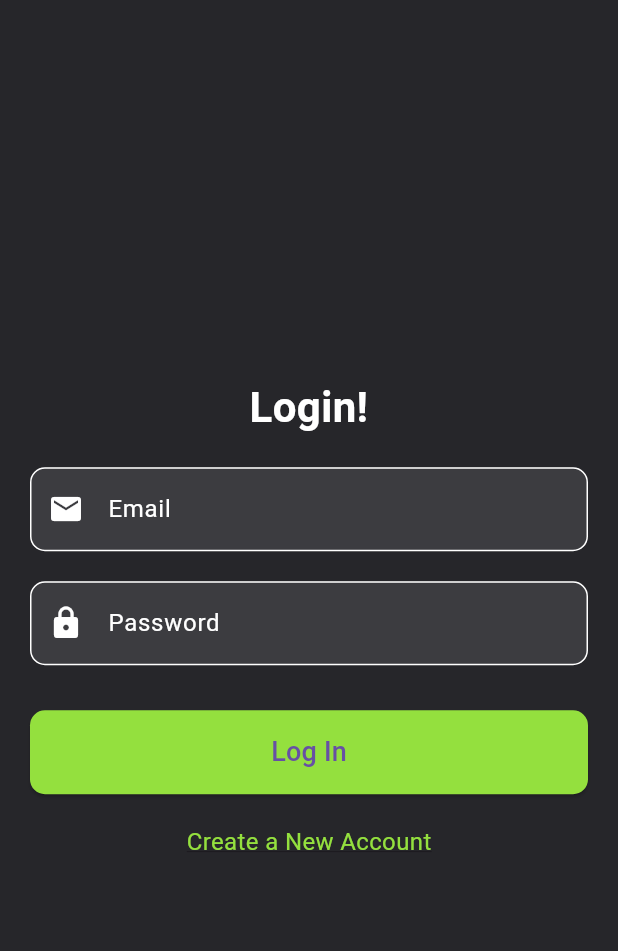
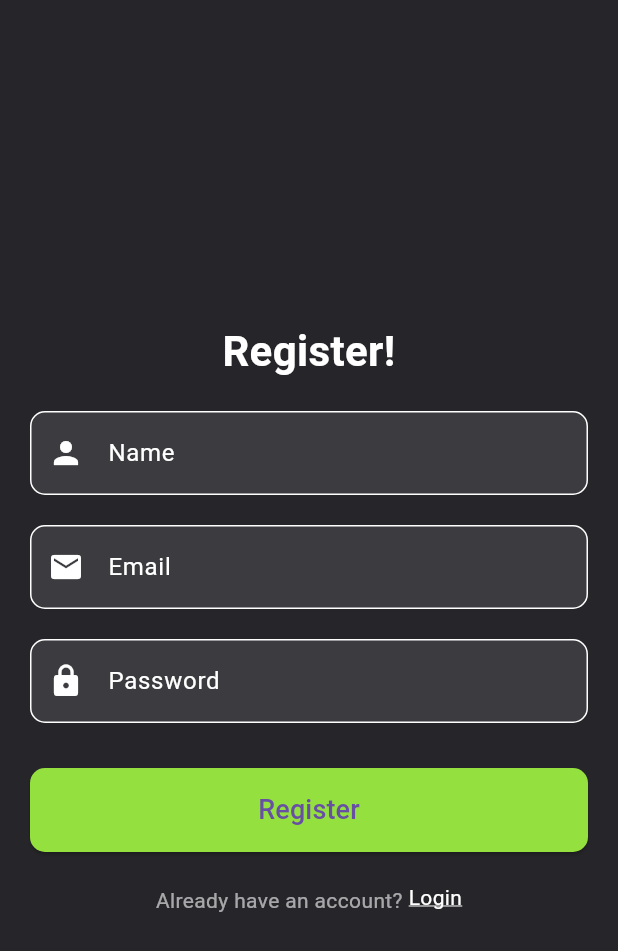
Before and after one commit to tuongkhtn/runmate, a Flutter app: the LoginScreen screen opened by its route, after a tap on "Create a New Account", on a phone screen of 412 x 824 dp. Shown: the top 951 px of the screen. Run offline on Flutter 3.47's test engine with Material 3 defaults, Android fonts, the phone set to English and light mode, and no system bars; our stand-ins replace cloud_firestore, firebase_core; accounts and stored records are empty.

Commit message:
add login and register scren

```diff
--- a/lib/features/auth/screens/login_screen.dart
+++ b/lib/features/auth/screens/login_screen.dart
@@ -96,15 +96,15 @@ class LoginScreen extends StatelessWidget {
               Center(
                 child: GestureDetector(
                   onTap: () {
-                    // TODO: Điều hướng đến màn hình đăng ký
                     Navigator.pushNamed(context, '/register');
                   },
                   child: const Text(
                     'Create a New Account',
                     style: TextStyle(
-                      color: kPrimaryColor,
+                      color: Colors.white,
                       fontSize: 16,
                       decoration: TextDecoration.underline,
+                      decorationColor: Colors.white,
                     ),
                   ),
                 ),
--- /dev/null
+++ b/lib/features/auth/screens/register_screen.dart
@@ -0,0 +1,216 @@
+import "package:flutter/material.dart";
+import "../../../common/utils/constants.dart";
+
+class RegisterScreen extends StatefulWidget {
+  const RegisterScreen({super.key});
+
+  @override
+  State<RegisterScreen> createState() => _RegisterScreenState();
+}
+
+class _RegisterScreenState extends State<RegisterScreen> {
+  final _formKey = GlobalKey<FormState>();
+
+  // Controllers cho các trường nhập liệu
+  final TextEditingController _nameController = TextEditingController();
+  final TextEditingController _emailController = TextEditingController();
+  final TextEditingController _passwordController = TextEditingController();
+
+  @override
+  void dispose() {
+    _nameController.dispose();
+    _emailController.dispose();
+    _passwordController.dispose();
+    super.dispose();
+  }
+
+  // Hàm xử lý khi nhấn "Register"
+  void _register() {
+    if (_formKey.currentState!.validate()) {
+      // Form hợp lệ, xử lý đăng ký ở đây
+      print("Name: ${_nameController.text}");
+      print("Email: ${_emailController.text}");
+      print("Password: ${_passwordController.text}");
+    }
+  }
+
+  @override
+  Widget build(BuildContext context) {
+    return Scaffold(
+      body: Container(
+        color: kSecondaryColor,
+        child: Padding(
+          padding: const EdgeInsets.all(20.0),
+          child: Form(
+            key: _formKey,
+            child: Column(
+              mainAxisAlignment: MainAxisAlignment.center,
+              crossAxisAlignment: CrossAxisAlignment.stretch,
+              children: [
+                const Text(
+                  "Register!",
+                  textAlign: TextAlign.center,
+                  style: TextStyle(
+                    color: Colors.white,
+                    fontSize: 28,
+                    fontWeight: FontWeight.bold,
+                  ),
+                ),
+                const SizedBox(height: 20),
+
+                // Trường nhập Name
+                TextFormField(
+                  controller: _nameController,
+                  style: const TextStyle(color: Colors.white),
+                  decoration: InputDecoration(
+                    labelText: 'Name',
+                    labelStyle: const TextStyle(color: Colors.white),
+                    prefixIcon: const Icon(Icons.person, color: Colors.white),
+                    filled: true,
+                    fillColor: Colors.white.withOpacity(0.1),
+                    enabledBorder: OutlineInputBorder(
+                      borderSide: const BorderSide(color: Colors.white),
+                      borderRadius: BorderRadius.circular(10),
+                    ),
+                    focusedBorder: OutlineInputBorder(
+                      borderSide: const BorderSide(color: Colors.white),
+                      borderRadius: BorderRadius.circular(10),
+                    ),
+                    border: OutlineInputBorder(
+                      borderRadius: BorderRadius.circular(10),
+                    ),
+                  ),
+                  validator: (value) {
+                    if (value == null || value.isEmpty) {
+                      return 'Name is required';
+                    }
+                    return null;
+                  },
+                ),
+                const SizedBox(height: 20),
+
+                // Trường nhập Email
+                TextFormField(
+                  controller: _emailController,
+                  style: const TextStyle(color: Colors.white),
+                  decoration: InputDecoration(
+                    labelText: 'Email',
+                    labelStyle: const TextStyle(color: Colors.white),
+                    prefixIcon: const Icon(Icons.email, color: Colors.white),
+                    filled: true,
+                    fillColor: Colors.white.withOpacity(0.1),
+                    enabledBorder: OutlineInputBorder(
+                      borderSide: const BorderSide(color: Colors.white),
+                      borderRadius: BorderRadius.circular(10),
+                    ),
+                    focusedBorder: OutlineInputBorder(
+                      borderSide: const BorderSide(color: Colors.white),
+                      borderRadius: BorderRadius.circular(10),
+                    ),
+                    border: OutlineInputBorder(
+                      borderRadius: BorderRadius.circular(10),
+                    ),
+                  ),
+                  validator: (value) {
+                    if (value == null || value.isEmpty) {
+                      return 'Email is required';
+                    }
+                    final emailRegex = RegExp(
+                        r'^[a-zA-Z0-9]+@[a-zA-Z0-9]+\.[a-zA-Z]+'); // Kiểm tra email hợp lệ
+                    if (!emailRegex.hasMatch(value)) {
+                      return 'Enter a valid email address';
+                    }
+                    return null;
+                  },
+                ),
+                const SizedBox(height: 20),
+
+                // Trường nhập Password
+                TextFormField(
+                  controller: _passwordController,
+                  obscureText: true,
+                  style: const TextStyle(color: Colors.white),
+                  decoration: InputDecoration(
+                    labelText: 'Password',
+                    labelStyle: const TextStyle(color: Colors.white),
+                    prefixIcon: const Icon(Icons.lock, color: Colors.white),
+                    filled: true,
+                    fillColor: Colors.white.withOpacity(0.1),
+                    enabledBorder: OutlineInputBorder(
+                      borderSide: const BorderSide(color: Colors.white),
+                      borderRadius: BorderRadius.circular(10),
+                    ),
+                    focusedBorder: OutlineInputBorder(
+                      borderSide: const BorderSide(color: Colors.white),
+                      borderRadius: BorderRadius.circular(10),
+                    ),
+                    border: OutlineInputBorder(
+                      borderRadius: BorderRadius.circular(10),
+                    ),
+                  ),
+                  validator: (value) {
+                    if (value == null || value.isEmpty) {
+                      return 'Password is required';
+                    }
+                    if (value.length < 6) {
+                      return 'Password must be at least 6 characters';
+                    }
+                    return null;
+                  },
+                ),
+                const SizedBox(height: 30),
+
+                // Nút Register
+                ElevatedButton(
+                  style: ElevatedButton.styleFrom(
+                    backgroundColor: kPrimaryColor,
+                    padding: const EdgeInsets.symmetric(vertical: 15),
+                    shape: RoundedRectangleBorder(
+                      borderRadius: BorderRadius.circular(10),
+                    ),
+                  ),
+                  onPressed: _register,
+                  child: const Text(
+                    'Register',
+                    style: TextStyle(fontSize: 18),
+                  ),
+                ),
+                const SizedBox(height: 20),
+
+                // Text chuyển đến Login
+                Center(
+                  child: Text.rich(
+                    TextSpan(
+                      text: 'Already have an account? ',
+                      style: TextStyle(
+                        color: Colors.white.withOpacity(0.6),
+                      ),
+                      children: [
+                        WidgetSpan(
+                          child: GestureDetector(
+                            onTap: () {
+                              Navigator.pushNamed(context, '/login');
+                            },
+                            child: const Text(
+                              'Login',
+                              style: TextStyle(
+                                color: Colors.white,
+                                decoration: TextDecoration.underline,
+                                decorationColor: Colors.white,
+                              ),
+                            ),
+                          ),
+                        ),
+                      ],
+                    ),
+                    textAlign: TextAlign.center,
+                  ),
+                ),
+              ],
+            ),
+          ),
+        ),
+      ),
+    );
+  }
+}
--- a/lib/features/auth/services/keep.dart
+++ /dev/null
@@ -1 +0,0 @@
-const keep = 'keep';
--- a/lib/main.dart
+++ b/lib/main.dart
@@ -1,8 +1,9 @@
 import "features/onboarding/screens/get_started_screen.dart";
 import "features/auth/screens/login_screen.dart";
+import "features/auth/screens/register_screen.dart";
 import 'package:flutter/material.dart';
 
-void main() {
+void main() async {
   runApp(const MyApp());
 }
 
@@ -17,6 +18,7 @@ class MyApp extends StatelessWidget {
       routes: {
         '/': (context) => const GetStartedScreen(),
         '/login': (context) => const LoginScreen(),
+        '/register': (context) => const RegisterScreen(),
       },
       initialRoute: '/',
     );
--- a/pubspec.yaml
+++ b/pubspec.yaml
@@ -35,7 +35,9 @@ dependencies:
   # The following adds the Cupertino Icons font to your application.
   # Use with the CupertinoIcons class for iOS style icons.
   cupertino_icons: ^1.0.8
-  firebase_core: ^3.10.0
+  firebase_core: ^2.32.0
+  firebase_auth: ^4.16.0
+  cloud_firestore: ^4.8.3
 
 dev_dependencies:
   flutter_test:
```
Also changed, not shown: lib/features/auth/models/user.dart (added, +43 -0 lines), lib/features/auth/services/auth_service.dart (added, +15 -0 lines), firebase.json (added), lib/features/auth/widgets/keep.dart (added), lib/firebase_options.dart (added), pubspec.lock.
